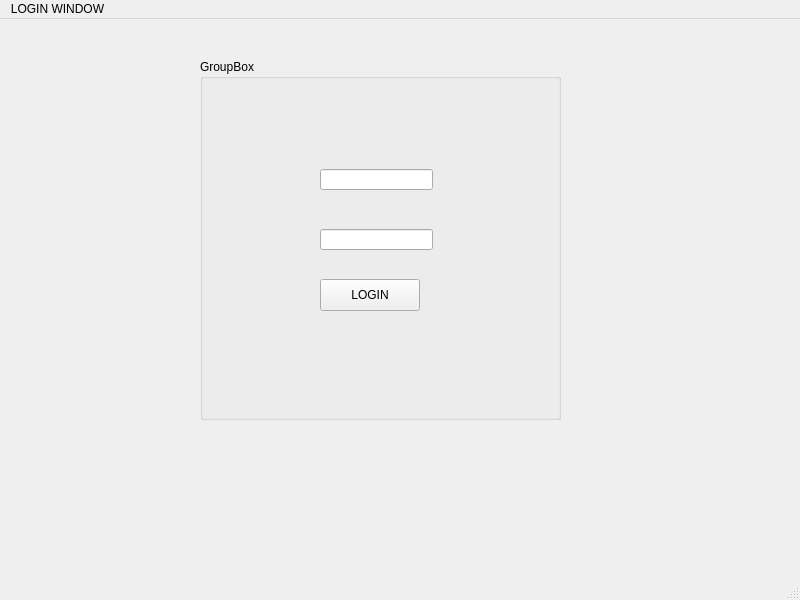
jsoncodez/qtlogin, file login.ui: the form before one commit.
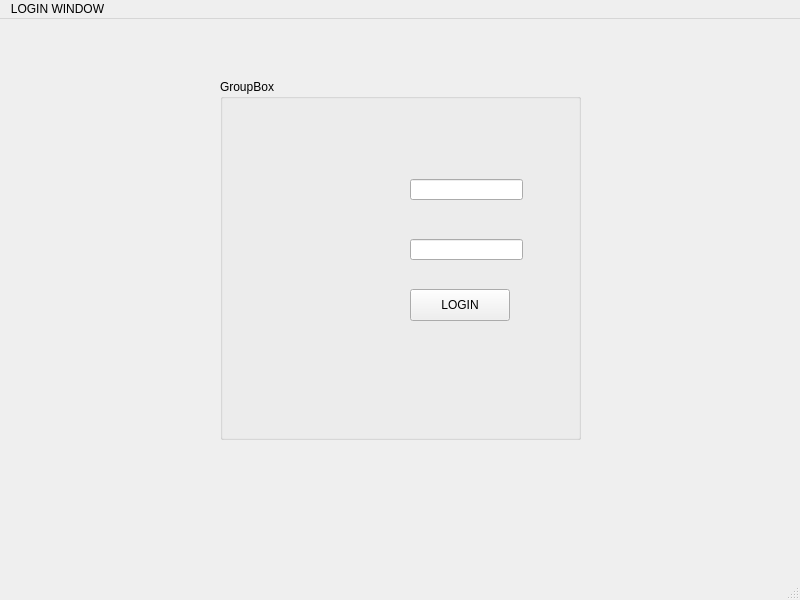
The form after the commit.

Patch:
```diff
--- a/login.ui
+++ b/login.ui
@@ -17,8 +17,8 @@
    <widget class="QGroupBox" name="groupBox">
     <property name="geometry">
      <rect>
-      <x>200</x>
-      <y>40</y>
+      <x>220</x>
+      <y>60</y>
       <width>361</width>
       <height>361</height>
      </rect>
@@ -29,8 +29,8 @@
     <widget class="QLineEdit" name="line_user">
      <property name="geometry">
       <rect>
-       <x>120</x>
-       <y>110</y>
+       <x>190</x>
+       <y>100</y>
        <width>113</width>
        <height>21</height>
       </rect>
@@ -39,8 +39,8 @@
     <widget class="QLineEdit" name="line_pw">
      <property name="geometry">
       <rect>
-       <x>120</x>
-       <y>170</y>
+       <x>190</x>
+       <y>160</y>
        <width>113</width>
        <height>21</height>
       </rect>
@@ -49,8 +49,8 @@
     <widget class="QPushButton" name="btn_login">
      <property name="geometry">
       <rect>
-       <x>120</x>
-       <y>220</y>
+       <x>190</x>
+       <y>210</y>
        <width>100</width>
        <height>32</height>
       </rect>
```
